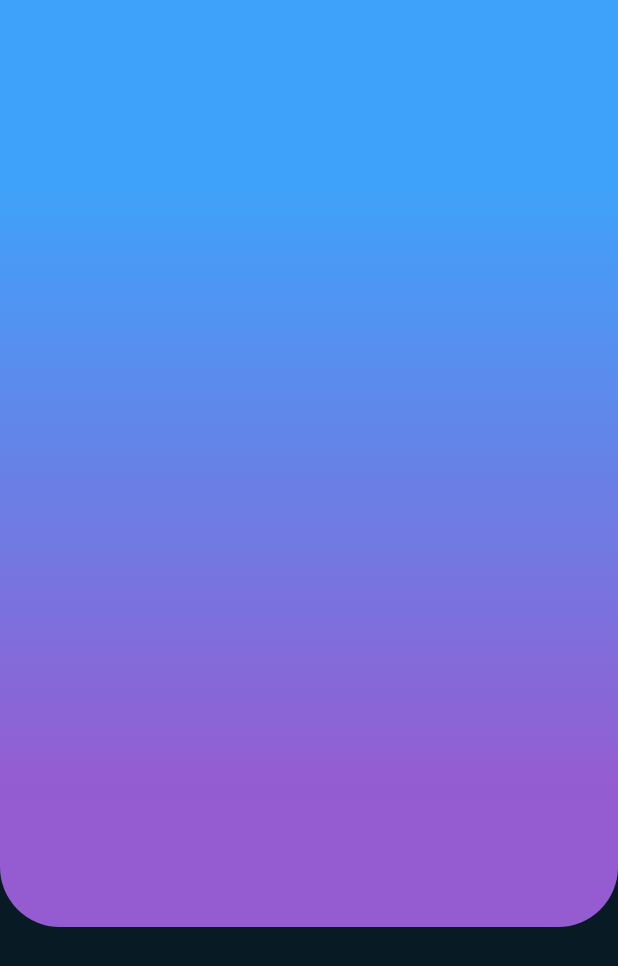
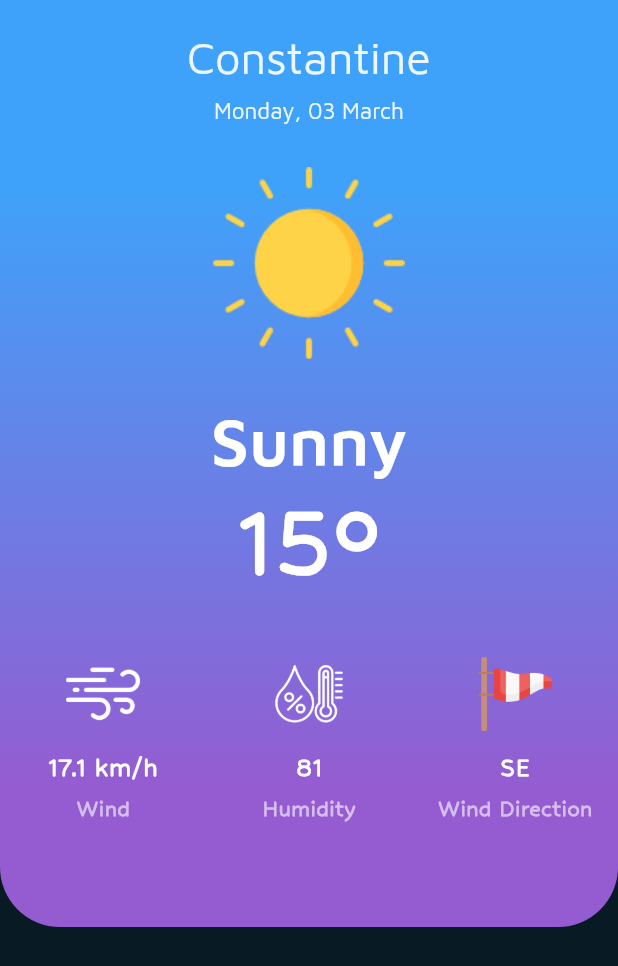
Before and after one commit to jakansha2001/weather_app, a Flutter app: the screen it shows after launch, on a phone screen of 412 x 824 dp. Shown: the top 966 px of the screen. Run offline on Flutter 3.47's test engine with Material 2 defaults, Android fonts, the phone set to English and light mode, and no system bars.

Commit message:
created basic layout of home page

```diff
--- a/lib/home/home.dart
+++ b/lib/home/home.dart
@@ -26,9 +26,151 @@ class Home extends StatelessWidget {
                 bottomRight: Radius.circular(40),
               ),
             ),
+            child: Column(
+              children: [
+                Padding(
+                  padding: const EdgeInsets.only(
+                    top: 20.0,
+                    bottom: 10.0,
+                  ),
+                  child: Text(
+                    'Constantine',
+                    style: TextStyle(
+                      fontSize: 30,
+                      color: Colors.white.withOpacity(0.9),
+                      fontFamily: 'Maven Pro',
+                    ),
+                  ),
+                ),
+                Text(
+                  'Monday, 03 March',
+                  style: TextStyle(
+                    fontSize: 15,
+                    fontFamily: 'Maven Pro',
+                    color: Colors.white.withOpacity(0.9),
+                  ),
+                ),
+                const SizedBox(
+                  height: 10,
+                ),
+                Image.asset(
+                  'assets/images/sun.png',
+                  width: size.width * 0.4,
+                ),
+                const SizedBox(
+                  height: 10,
+                ),
+                const Text(
+                  'Sunny',
+                  style: TextStyle(
+                    fontSize: 45,
+                    color: Colors.white,
+                    fontFamily: 'Maven Pro',
+                    fontWeight: FontWeight.w600,
+                  ),
+                ),
+                const SizedBox(
+                  height: 5,
+                ),
+                const Text(
+                  '15°',
+                  style: TextStyle(
+                    fontSize: 75,
+                    fontWeight: FontWeight.w800,
+                    color: Colors.white,
+                    fontFamily: 'Hubballi',
+                  ),
+                ),
+                const SizedBox(
+                  height: 40,
+                ),
+                Expanded(
+                  child: Row(
+                    children: [
+                      WeatherInfo(
+                        size: size,
+                        img: 'assets/images/wind.png',
+                        type: 'Wind',
+                        color: Colors.white,
+                        value: '17.1 km/h',
+                      ),
+                      WeatherInfo(
+                        size: size,
+                        img: 'assets/images/humidity.png',
+                        type: 'Humidity',
+                        color: Colors.white,
+                        value: '81',
+                      ),
+                      WeatherInfo(
+                        size: size,
+                        img: 'assets/images/wind_direction.png',
+                        type: 'Wind Direction',
+                        value: 'SE',
+                      )
+                    ],
+                  ),
+                )
+              ],
+            ),
           )
         ],
       ),
     );
   }
 }
+
+class WeatherInfo extends StatelessWidget {
+  const WeatherInfo({
+    super.key,
+    required this.size,
+    required this.img,
+    required this.value,
+    required this.type,
+    this.color,
+  });
+
+  final Size size;
+  final String img;
+  final String value;
+  final String type;
+  final Color? color;
+
+  @override
+  Widget build(BuildContext context) {
+    return Expanded(
+      child: Column(
+        children: [
+          Image.asset(
+            img,
+            color: color,
+            width: size.width * 0.12,
+          ),
+          const SizedBox(
+            height: 15,
+          ),
+          Text(
+            value,
+            style: const TextStyle(
+              color: Colors.white,
+              fontSize: 20,
+              fontWeight: FontWeight.bold,
+              fontFamily: 'Hubballi',
+            ),
+          ),
+          const SizedBox(
+            height: 10,
+          ),
+          Text(
+            type,
+            style: TextStyle(
+              fontSize: 17,
+              fontFamily: 'Hubballi',
+              color: Colors.white.withOpacity(0.6),
+              fontWeight: FontWeight.bold,
+            ),
+          ),
+        ],
+      ),
+    );
+  }
+}
```
Also changed, not shown: pubspec.yaml (+10 -14 lines), assets/fonts/Hubballi.ttf (added), assets/fonts/MavenPro.ttf (added), assets/images/humidity.png (added), assets/images/sun.png (added), assets/images/wind.png (added), assets/images/wind_direction.png (added).
